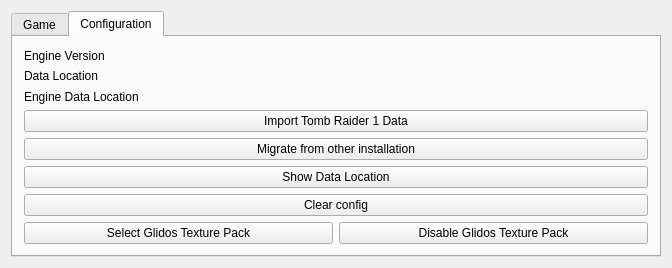
This is src/launcher/mainwindow.ui in stohrendorf/CroftEngine as Qt 5 draws it before an edit. The edited form follows.
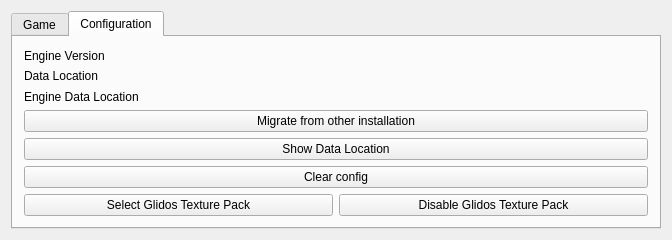
This is the edited form. The open tabs and pages were chosen to show the change.

```diff
--- a/src/launcher/mainwindow.ui
+++ b/src/launcher/mainwindow.ui
@@ -7,7 +7,7 @@
     <x>0</x>
     <y>0</y>
     <width>672</width>
-    <height>263</height>
+    <height>234</height>
    </rect>
   </property>
   <property name="windowTitle">
@@ -105,13 +105,6 @@
           </item>
          </layout>
         </item>
-        <item>
-         <widget class="QPushButton" name="importBtn">
-          <property name="text">
-           <string>Import Tomb Raider 1 Data</string>
-          </property>
-         </widget>
-        </item>
         <item>
          <widget class="QPushButton" name="migrateBtn">
           <property name="text">
```
